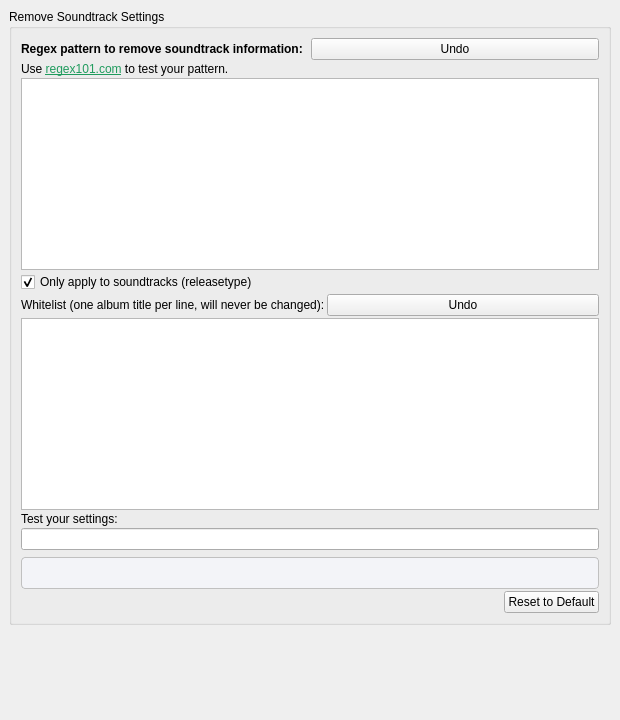
The window that plugins/remove_soundtrack/ui_options_remove_soundtrack.ui (metabrainz/picard-plugins) describes before a commit, drawn with Qt 5.
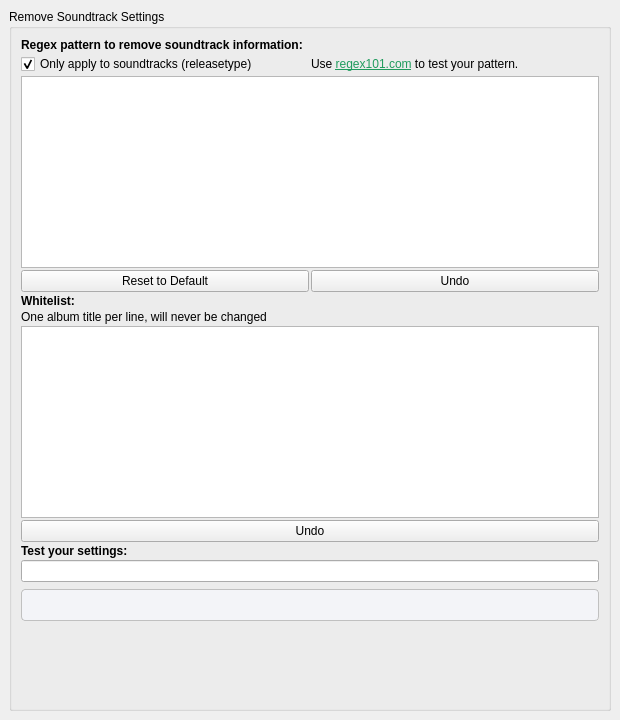
The same window after the commit.

Commit message: fix ui and bad mistakes

What changed in the file:
```diff
--- a/plugins/remove_soundtrack/ui_options_remove_soundtrack.ui
+++ b/plugins/remove_soundtrack/ui_options_remove_soundtrack.ui
@@ -10,10 +10,7 @@
     <height>720</height>
    </rect>
   </property>
-  <layout class="QVBoxLayout" name="vboxlayout">
-   <property name="spacing">
-    <number>6</number>
-   </property>
+  <layout class="QGridLayout" name="gridLayout">
    <property name="leftMargin">
     <number>9</number>
    </property>
@@ -26,7 +23,7 @@
    <property name="bottomMargin">
     <number>9</number>
    </property>
-   <item>
+   <item row="0" column="0">
     <widget class="QGroupBox" name="regex_group">
      <property name="title">
       <string>Remove Soundtrack Settings</string>
@@ -47,7 +44,6 @@
       <property name="bottomMargin">
        <number>9</number>
       </property>
-      <!-- Regex Row -->
       <item>
        <layout class="QHBoxLayout" name="regex_row">
         <item>
@@ -57,103 +53,150 @@
             <bold>true</bold>
            </font>
           </property>
-          <property name="text">
-           <string>Regex pattern to remove soundtrack information:</string>
-          </property>
           <property name="toolTip">
            <string>Enter the regular expression pattern used to remove soundtrack information from album titles.</string>
           </property>
-         </widget>
-        </item>
-        <item>
-         <widget class="QPushButton" name="undo_regex_button">
           <property name="text">
-           <string>Undo</string>
-          </property>
-          <property name="toolTip">
-           <string>Undo last regex change (up to 5 steps).</string>
+           <string>Regex pattern to remove soundtrack information:</string>
           </property>
          </widget>
         </item>
        </layout>
       </item>
       <item>
-       <widget class="QLabel" name="regex_hint">
-        <property name="text">
-         <string>&lt;html&gt;&lt;head/&gt;&lt;body&gt;&lt;p&gt;Use &lt;a href="https://regex101.com/"&gt;&lt;span style=" text-decoration: underline; color:#1f9b5d;"&gt;regex101.com&lt;/span&gt;&lt;/a&gt; to test your pattern.&lt;/p&gt;&lt;/body&gt;&lt;/html&gt;</string>
-        </property>
-        <property name="toolTip">
-         <string>External link for testing your regular expression pattern.</string>
-        </property>
-       </widget>
+       <layout class="QHBoxLayout" name="horizontalLayout">
+        <item>
+         <widget class="QCheckBox" name="only_soundtrack_checkbox">
+          <property name="toolTip">
+           <string>If enabled, the pattern is only applied to albums marked as soundtracks (field 'releasetype'). If disabled, the pattern will be applied to all albums.</string>
+          </property>
+          <property name="text">
+           <string>Only apply to soundtracks (releasetype)</string>
+          </property>
+          <property name="checked">
+           <bool>true</bool>
+          </property>
+         </widget>
+        </item>
+        <item>
+         <widget class="QLabel" name="regex_hint">
+          <property name="toolTip">
+           <string>External link for testing your regular expression pattern.</string>
+          </property>
+          <property name="text">
+           <string>&lt;html&gt;&lt;head/&gt;&lt;body&gt;&lt;p&gt;Use &lt;a href=&quot;https://regex101.com/&quot;&gt;&lt;span style=&quot; text-decoration: underline; color:#1f9b5d;&quot;&gt;regex101.com&lt;/span&gt;&lt;/a&gt; to test your pattern.&lt;/p&gt;&lt;/body&gt;&lt;/html&gt;</string>
+          </property>
+         </widget>
+        </item>
+       </layout>
       </item>
       <item>
        <widget class="QPlainTextEdit" name="regex_pattern">
+        <property name="sizePolicy">
+         <sizepolicy hsizetype="Expanding" vsizetype="Maximum">
+          <horstretch>0</horstretch>
+          <verstretch>0</verstretch>
+         </sizepolicy>
+        </property>
         <property name="toolTip">
          <string>Enter your own regular expression pattern here for removing soundtrack additions. The validity is checked as you type.</string>
         </property>
-        <property name="maximumHeight">
-         <number>60</number>
-        </property>
        </widget>
       </item>
       <item>
-       <widget class="QCheckBox" name="only_soundtrack_checkbox">
-        <property name="text">
-         <string>Only apply to soundtracks (releasetype)</string>
-        </property>
-        <property name="checked">
-         <bool>true</bool>
-        </property>
-        <property name="toolTip">
-         <string>If enabled, the pattern is only applied to albums marked as soundtracks (field 'releasetype'). If disabled, the pattern will be applied to all albums.</string>
-        </property>
-       </widget>
+       <layout class="QHBoxLayout" name="horizontalLayout_3">
+        <item>
+         <widget class="QPushButton" name="reset_button">
+          <property name="toolTip">
+           <string>Resets the regex pattern to the default value.</string>
+          </property>
+          <property name="text">
+           <string>Reset to Default</string>
+          </property>
+         </widget>
+        </item>
+        <item>
+         <widget class="QPushButton" name="undo_regex_button">
+          <property name="toolTip">
+           <string>Undo last regex change (up to 5 steps).</string>
+          </property>
+          <property name="text">
+           <string>Undo</string>
+          </property>
+         </widget>
+        </item>
+       </layout>
       </item>
-      <!-- Whitelist Row -->
       <item>
        <layout class="QHBoxLayout" name="whitelist_row">
         <item>
          <widget class="QLabel" name="whitelist_label">
-          <property name="text">
-           <string>Whitelist (one album title per line, will never be changed):</string>
+          <property name="font">
+           <font>
+            <bold>true</bold>
+           </font>
           </property>
           <property name="toolTip">
            <string>Enter one album title per line. Titles in this list will never be changed by the plugin (case-insensitive, exact match).</string>
           </property>
-         </widget>
-        </item>
-        <item>
-         <widget class="QPushButton" name="undo_whitelist_button">
           <property name="text">
-           <string>Undo</string>
-          </property>
-          <property name="toolTip">
-           <string>Undo last whitelist change (up to 5 steps).</string>
+           <string>Whitelist:</string>
           </property>
          </widget>
         </item>
        </layout>
       </item>
+      <item>
+       <widget class="QLabel" name="label">
+        <property name="text">
+         <string>One album title per line, will never be changed</string>
+        </property>
+       </widget>
+      </item>
       <item>
        <widget class="QPlainTextEdit" name="whitelist_text">
+        <property name="sizePolicy">
+         <sizepolicy hsizetype="Expanding" vsizetype="Expanding">
+          <horstretch>0</horstretch>
+          <verstretch>0</verstretch>
+         </sizepolicy>
+        </property>
         <property name="toolTip">
-         <string>Enter one album title per line. For example:&#10;Game Music Concert&#10;Another Album Name</string>
+         <string>Enter one album title per line. For example:
+Game Music Concert
+Another Album Name</string>
         </property>
-        <property name="maximumHeight">
-         <number>80</number>
+       </widget>
+      </item>
+      <item>
+       <widget class="QPushButton" name="undo_whitelist_button">
+        <property name="toolTip">
+         <string>Undo last whitelist change (up to 5 steps).</string>
         </property>
+        <property name="text">
+         <string>Undo</string>
+        </property>
        </widget>
       </item>
-      <!-- Test Row -->
       <item>
        <widget class="QLabel" name="test_label">
-        <property name="text">
-         <string>Test your settings:</string>
+        <property name="sizePolicy">
+         <sizepolicy hsizetype="Preferred" vsizetype="Preferred">
+          <horstretch>0</horstretch>
+          <verstretch>0</verstretch>
+         </sizepolicy>
+        </property>
+        <property name="font">
+         <font>
+          <bold>true</bold>
+         </font>
         </property>
         <property name="toolTip">
          <string>Enter an album title below to see the result after applying the current regex, whitelist, and options.</string>
         </property>
+        <property name="text">
+         <string>Test your settings:</string>
+        </property>
        </widget>
       </item>
       <item>
@@ -165,61 +208,33 @@
       </item>
       <item>
        <widget class="QLabel" name="test_output">
-        <property name="text">
-         <string></string>
-        </property>
         <property name="toolTip">
          <string>This shows the result after applying your settings to the test input above.</string>
         </property>
         <property name="styleSheet">
          <string notr="true">background-color: #f3f4f8; border: 1px solid #c0c0c0; border-radius: 4px; min-height: 24px; margin-top: 5px; padding: 3px;</string>
         </property>
+        <property name="text">
+         <string/>
+        </property>
        </widget>
       </item>
-      <!-- Reset Button Row -->
       <item>
-       <layout class="QHBoxLayout" name="button_layout">
-        <item>
-         <spacer name="horizontalSpacer">
-          <property name="orientation">
-           <enum>Qt::Orientation::Horizontal</enum>
-          </property>
-          <property name="sizeHint" stdset="0">
-           <size>
-            <width>0</width>
-            <height>0</height>
-           </size>
-          </property>
-         </spacer>
-        </item>
-        <item>
-         <widget class="QPushButton" name="reset_button">
-          <property name="text">
-           <string>Reset to Default</string>
-          </property>
-          <property name="toolTip">
-           <string>Resets the regex pattern to the default value.</string>
-          </property>
-         </widget>
-        </item>
-       </layout>
+       <spacer name="verticalSpacer">
+        <property name="orientation">
+         <enum>Qt::Orientation::Vertical</enum>
+        </property>
+        <property name="sizeHint" stdset="0">
+         <size>
+          <width>20</width>
+          <height>40</height>
+         </size>
+        </property>
+       </spacer>
       </item>
      </layout>
     </widget>
    </item>
-   <item>
-    <spacer name="verticalSpacer">
-     <property name="orientation">
-      <enum>Qt::Orientation::Vertical</enum>
-     </property>
-     <property name="sizeHint" stdset="0">
-      <size>
-       <width>20</width>
-       <height>40</height>
-      </size>
-     </property>
-    </spacer>
-   </item>
   </layout>
  </widget>
  <resources/>
```
The commit also changes 2 other files.
